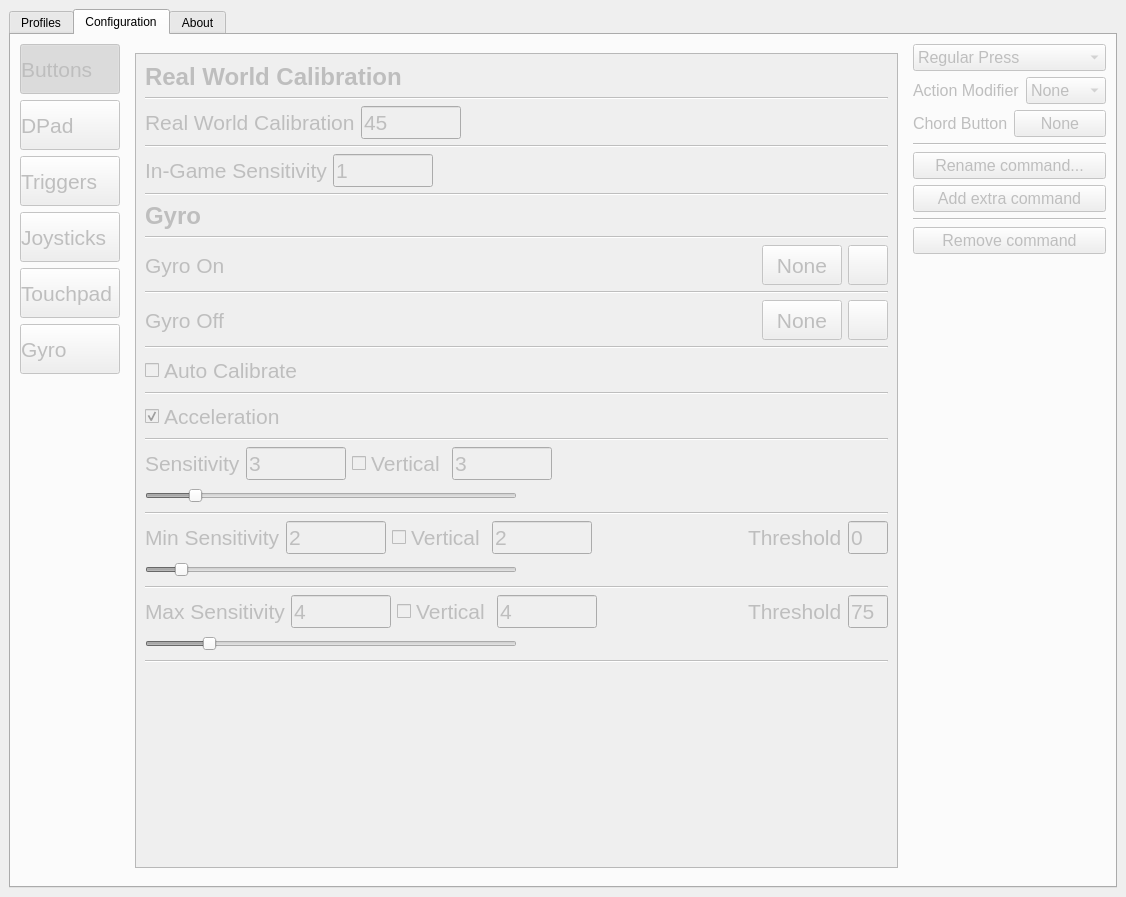
First picture: the form in joyshockgraphic/resources/joyshockgraphic.ui, repository kurushimee/JoyShockGraphic, before the edit.
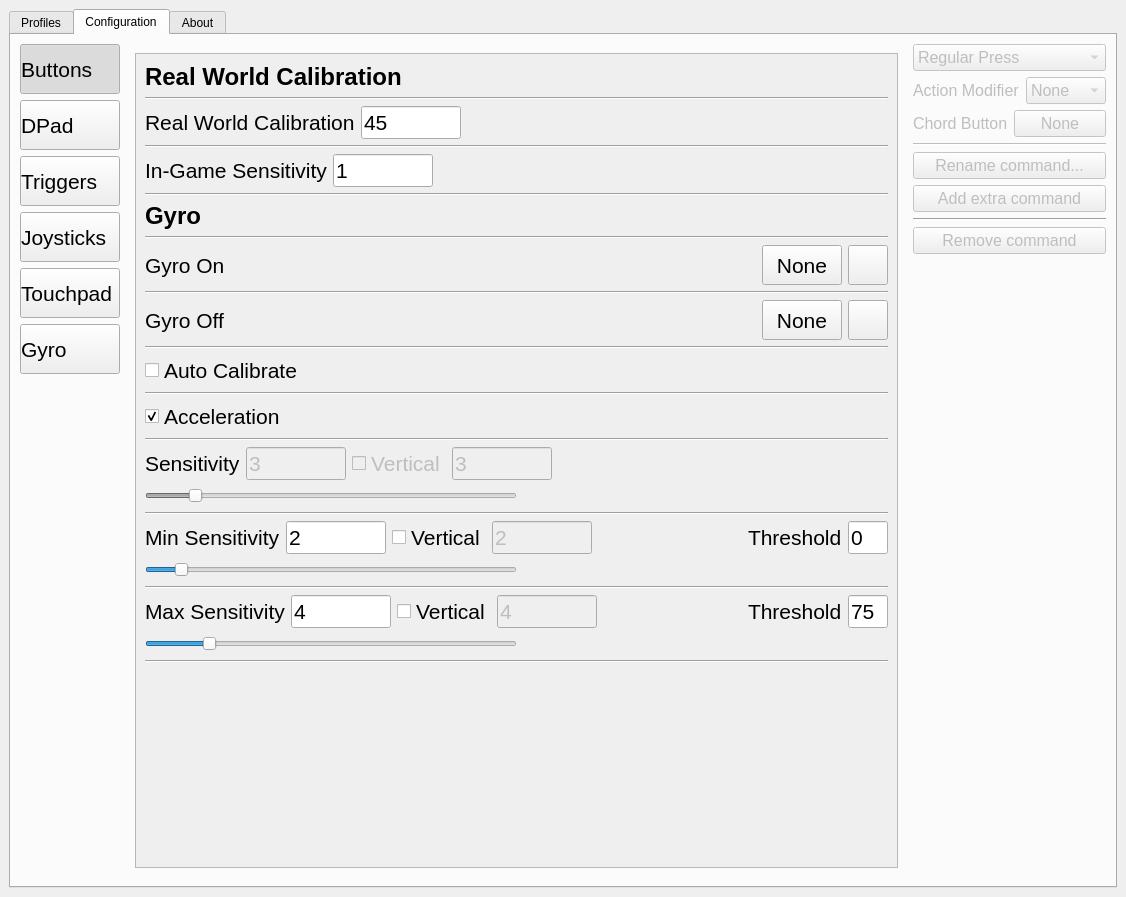
Second picture: the form after the edit. The open tabs and pages were chosen to show the change. Icons and pictures are not drawn.

Diff of the .ui file:
```diff
--- a/joyshockgraphic/resources/joyshockgraphic.ui
+++ b/joyshockgraphic/resources/joyshockgraphic.ui
@@ -170,7 +170,7 @@
       </widget>
       <widget class="QWidget" name="configTab">
        <property name="enabled">
-        <bool>false</bool>
+        <bool>true</bool>
        </property>
        <attribute name="title">
         <string>Configuration</string>
@@ -440,6 +440,9 @@
           </item>
           <item>
            <widget class="QStackedWidget" name="inputWidgets">
+            <property name="enabled">
+             <bool>true</bool>
+            </property>
             <property name="currentIndex">
              <number>0</number>
             </property>
@@ -4495,8 +4498,8 @@
                   <rect>
                    <x>0</x>
                    <y>0</y>
-                   <width>578</width>
-                   <height>683</height>
+                   <width>723</width>
+                   <height>813</height>
                   </rect>
                  </property>
                  <layout class="QVBoxLayout" name="verticalLayout_17">
@@ -4541,7 +4544,7 @@
                     <item>
                      <widget class="QLineEdit" name="leGyroSens_3">
                       <property name="enabled">
-                       <bool>false</bool>
+                       <bool>true</bool>
                       </property>
                       <property name="maximumSize">
                        <size>
@@ -4604,7 +4607,7 @@
                     <item>
                      <widget class="QLineEdit" name="leGyroSens_4">
                       <property name="enabled">
-                       <bool>false</bool>
+                       <bool>true</bool>
                       </property>
                       <property name="maximumSize">
                        <size>
@@ -5073,7 +5076,7 @@
                     <item>
                      <widget class="QLineEdit" name="leMinGyroSens">
                       <property name="enabled">
-                       <bool>false</bool>
+                       <bool>true</bool>
                       </property>
                       <property name="maximumSize">
                        <size>
@@ -5097,7 +5100,7 @@
                     <item>
                      <widget class="QCheckBox" name="chMinVSens">
                       <property name="enabled">
-                       <bool>false</bool>
+                       <bool>true</bool>
                       </property>
                       <property name="font">
                        <font>
@@ -5170,7 +5173,7 @@
                     <item>
                      <widget class="QLineEdit" name="leMinThreshold">
                       <property name="enabled">
-                       <bool>false</bool>
+                       <bool>true</bool>
                       </property>
                       <property name="maximumSize">
                        <size>
@@ -5198,7 +5201,7 @@
                     <item>
                      <widget class="QSlider" name="slMinGyroSens">
                       <property name="enabled">
-                       <bool>false</bool>
+                       <bool>true</bool>
                       </property>
                       <property name="maximum">
                        <number>25</number>
@@ -5253,7 +5256,7 @@
                     <item>
                      <widget class="QLineEdit" name="leMaxGyroSens">
                       <property name="enabled">
-                       <bool>false</bool>
+                       <bool>true</bool>
                       </property>
                       <property name="maximumSize">
                        <size>
@@ -5277,7 +5280,7 @@
                     <item>
                      <widget class="QCheckBox" name="chMaxVSens">
                       <property name="enabled">
-                       <bool>false</bool>
+                       <bool>true</bool>
                       </property>
                       <property name="font">
                        <font>
@@ -5350,7 +5353,7 @@
                     <item>
                      <widget class="QLineEdit" name="leMaxThreshold">
                       <property name="enabled">
-                       <bool>false</bool>
+                       <bool>true</bool>
                       </property>
                       <property name="maximumSize">
                        <size>
@@ -5378,7 +5381,7 @@
                     <item>
                      <widget class="QSlider" name="slMaxGyroSens">
                       <property name="enabled">
-                       <bool>false</bool>
+                       <bool>true</bool>
                       </property>
                       <property name="maximum">
                        <number>25</number>
```
Left out of the diff: 314 changed lines with no effect on the pictures.
